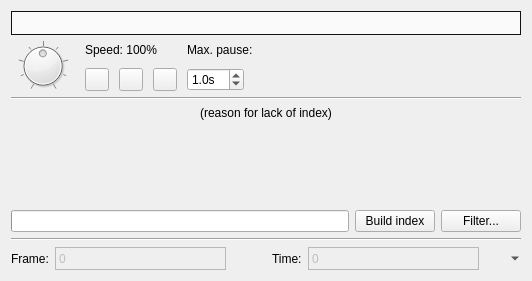
First picture: the form in src/client/ui/playback.ui, repository drawpile/Drawpile, before the edit.
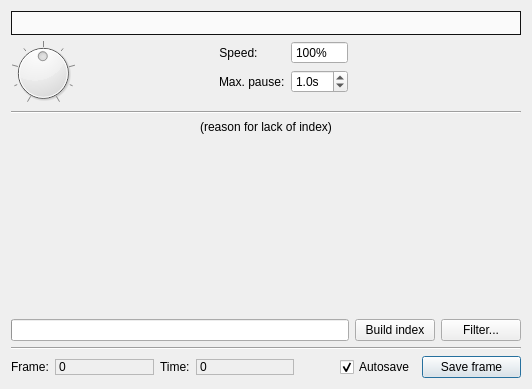
Second picture: the form after the edit. The open tabs and pages were chosen to show the change. Icons and pictures are not drawn. Custom widgets are drawn as their Qt base class.

Commit message: Improved record playback dialog layout

The edit to the form file:
```diff
--- a/src/client/ui/playback.ui
+++ b/src/client/ui/playback.ui
@@ -7,13 +7,13 @@
     <x>0</x>
     <y>0</y>
     <width>532</width>
-    <height>281</height>
+    <height>389</height>
    </rect>
   </property>
   <property name="windowTitle">
    <string>Session playback</string>
   </property>
-  <layout class="QVBoxLayout" name="verticalLayout_2">
+  <layout class="QVBoxLayout" name="verticalLayout">
    <item>
     <widget class="QProgressBar" name="progressBar">
      <property name="styleSheet">
@@ -38,12 +38,15 @@
     </widget>
    </item>
    <item>
-    <layout class="QHBoxLayout" name="horizontalLayout_2" stretch="0,0,3">
-     <property name="spacing">
-      <number>10</number>
-     </property>
+    <layout class="QHBoxLayout" name="horizontalLayout_7">
      <item>
       <widget class="QDial" name="speedcontrol">
+       <property name="sizePolicy">
+        <sizepolicy hsizetype="Fixed" vsizetype="Fixed">
+         <horstretch>0</horstretch>
+         <verstretch>0</verstretch>
+        </sizepolicy>
+       </property>
        <property name="maximumSize">
         <size>
          <width>64</width>
@@ -68,33 +71,27 @@
       </widget>
      </item>
      <item>
-      <layout class="QVBoxLayout" name="verticalLayout">
-       <item>
-        <widget class="QLabel" name="speedlabel">
-         <property name="text">
-          <string notr="true">Speed: 100%</string>
-         </property>
-        </widget>
-       </item>
-       <item>
         <layout class="QHBoxLayout" name="horizontalLayout">
          <item>
           <widget class="QToolButton" name="play">
            <property name="toolTip">
             <string>Play</string>
            </property>
-           <property name="text">
-            <string notr="true"/>
-           </property>
            <property name="icon">
             <iconset theme="media-playback-start" resource="resources.qrc">
              <normaloff>:/icons/media-playback-start.png</normaloff>:/icons/media-playback-start.png</iconset>
            </property>
+         <property name="iconSize">
+          <size>
+           <width>32</width>
+           <height>32</height>
+          </size>
+         </property>
            <property name="checkable">
             <bool>true</bool>
            </property>
            <property name="autoRaise">
-            <bool>false</bool>
+          <bool>true</bool>
            </property>
           </widget>
          </item>
@@ -103,49 +100,88 @@
            <property name="toolTip">
             <string>Step</string>
            </property>
-           <property name="text">
-            <string notr="true"/>
-           </property>
            <property name="icon">
             <iconset theme="media-seek-forward" resource="resources.qrc">
              <normaloff>:/icons/media-seek-forward.png</normaloff>:/icons/media-seek-forward.png</iconset>
            </property>
+         <property name="iconSize">
+          <size>
+           <width>32</width>
+           <height>32</height>
+          </size>
+         </property>
+         <property name="autoRaise">
+          <bool>true</bool>
+         </property>
           </widget>
          </item>
          <item>
           <widget class="QToolButton" name="skip">
            <property name="toolTip">
-            <string>Step stroke</string>
-           </property>
-           <property name="text">
-            <string notr="true"/>
+          <string>Skip stroke</string>
            </property>
            <property name="icon">
             <iconset theme="media-skip-forward" resource="resources.qrc">
              <normaloff>:/icons/media-skip-forward.png</normaloff>:/icons/media-skip-forward.png</iconset>
            </property>
-          </widget>
-         </item>
-        </layout>
-       </item>
-      </layout>
-     </item>
-     <item>
-      <layout class="QGridLayout" name="gridLayout">
-       <item row="1" column="1">
-        <spacer name="horizontalSpacer">
-         <property name="orientation">
-          <enum>Qt::Horizontal</enum>
-         </property>
-         <property name="sizeHint" stdset="0">
+         <property name="iconSize">
           <size>
-           <width>40</width>
-           <height>20</height>
+           <width>32</width>
+           <height>32</height>
           </size>
          </property>
-        </spacer>
+         <property name="autoRaise">
+          <bool>true</bool>
+         </property>
+        </widget>
+       </item>
+      </layout>
+     </item>
+     <item>
+      <layout class="QFormLayout" name="formLayout">
+       <property name="fieldGrowthPolicy">
+        <enum>QFormLayout::AllNonFixedFieldsGrow</enum>
+       </property>
+       <item row="0" column="0">
+        <widget class="QLabel" name="label_5">
+         <property name="text">
+          <string>Speed:</string>
+         </property>
+         <property name="alignment">
+          <set>Qt::AlignCenter</set>
+         </property>
+        </widget>
+       </item>
+       <item row="0" column="1">
+        <widget class="QSpinBox" name="speedBox">
+         <property name="readOnly">
+          <bool>true</bool>
+         </property>
+         <property name="buttonSymbols">
+          <enum>QAbstractSpinBox::NoButtons</enum>
+         </property>
+         <property name="suffix">
+          <string notr="true">%</string>
+         </property>
+         <property name="minimum">
+          <number>1</number>
+         </property>
+         <property name="maximum">
+          <number>999</number>
+         </property>
+         <property name="value">
+          <number>100</number>
+         </property>
+        </widget>
        </item>
        <item row="1" column="0">
+        <widget class="QLabel" name="label">
+         <property name="text">
+          <string>Max. pause:</string>
+         </property>
+        </widget>
+       </item>
+       <item row="1" column="1">
         <widget class="QDoubleSpinBox" name="maxinterval">
          <property name="suffix">
           <string comment="seconds">s</string>
@@ -164,15 +200,21 @@
          </property>
         </widget>
        </item>
-       <item row="0" column="0" colspan="2">
-        <widget class="QLabel" name="label">
-         <property name="text">
-          <string>Max. pause:</string>
-         </property>
-        </widget>
-       </item>
       </layout>
      </item>
+     <item>
+      <spacer name="horizontalSpacer">
+       <property name="orientation">
+        <enum>Qt::Horizontal</enum>
+       </property>
+       <property name="sizeHint" stdset="0">
+        <size>
+         <width>40</width>
+         <height>20</height>
+        </size>
+       </property>
+      </spacer>
+     </item>
     </layout>
    </item>
    <item>
@@ -351,7 +393,30 @@
     </widget>
    </item>
    <item>
+    <widget class="QStackedWidget" name="exportStack">
+     <property name="sizePolicy">
+      <sizepolicy hsizetype="Preferred" vsizetype="Fixed">
+       <horstretch>0</horstretch>
+       <verstretch>0</verstretch>
+      </sizepolicy>
+     </property>
+     <property name="currentIndex">
+      <number>1</number>
+     </property>
+     <widget class="QWidget" name="page">
     <layout class="QHBoxLayout" name="horizontalLayout_3">
+       <property name="leftMargin">
+        <number>0</number>
+       </property>
+       <property name="topMargin">
+        <number>0</number>
+       </property>
+       <property name="rightMargin">
+        <number>0</number>
+       </property>
+       <property name="bottomMargin">
+        <number>0</number>
+       </property>
      <item>
       <widget class="QLabel" name="label_2">
        <property name="sizePolicy">
@@ -367,8 +432,11 @@
      </item>
      <item>
       <widget class="QLabel" name="frameLabel">
-       <property name="enabled">
-        <bool>false</bool>
+         <property name="sizePolicy">
+          <sizepolicy hsizetype="Preferred" vsizetype="Fixed">
+           <horstretch>0</horstretch>
+           <verstretch>0</verstretch>
+          </sizepolicy>
        </property>
        <property name="frameShape">
         <enum>QFrame::StyledPanel</enum>
@@ -381,22 +449,6 @@
        </property>
       </widget>
      </item>
-     <item>
-      <spacer name="horizontalSpacer_3">
-       <property name="orientation">
-        <enum>Qt::Horizontal</enum>
-       </property>
-       <property name="sizeType">
-        <enum>QSizePolicy::Fixed</enum>
-       </property>
-       <property name="sizeHint" stdset="0">
-        <size>
-         <width>40</width>
-         <height>20</height>
-        </size>
-       </property>
-      </spacer>
-     </item>
      <item>
       <widget class="QLabel" name="label_4">
        <property name="sizePolicy">
@@ -412,8 +464,11 @@
      </item>
      <item>
       <widget class="QLabel" name="timeLabel">
-       <property name="enabled">
-        <bool>false</bool>
+         <property name="sizePolicy">
+          <sizepolicy hsizetype="Preferred" vsizetype="Fixed">
+           <horstretch>0</horstretch>
+           <verstretch>0</verstretch>
+          </sizepolicy>
        </property>
        <property name="frameShape">
         <enum>QFrame::StyledPanel</enum>
@@ -427,26 +482,89 @@
       </widget>
      </item>
      <item>
-      <widget class="QToolButton" name="exportbutton">
+        <spacer name="horizontalSpacer_3">
+         <property name="orientation">
+          <enum>Qt::Horizontal</enum>
+         </property>
+         <property name="sizeType">
+          <enum>QSizePolicy::Fixed</enum>
+         </property>
+         <property name="sizeHint" stdset="0">
+          <size>
+           <width>40</width>
+           <height>20</height>
+          </size>
+         </property>
+        </spacer>
+       </item>
+       <item>
+        <widget class="QCheckBox" name="autoSaveFrame">
+         <property name="sizePolicy">
+          <sizepolicy hsizetype="Fixed" vsizetype="Fixed">
+           <horstretch>0</horstretch>
+           <verstretch>0</verstretch>
+          </sizepolicy>
+         </property>
        <property name="toolTip">
         <string>Export video</string>
        </property>
        <property name="text">
-        <string/>
-       </property>
-       <property name="icon">
-        <iconset resource="resources.qrc">
-         <normaloff>:/icons/applications-multimedia.png</normaloff>:/icons/applications-multimedia.png</iconset>
-       </property>
-       <property name="popupMode">
-        <enum>QToolButton::MenuButtonPopup</enum>
-       </property>
-       <property name="autoRaise">
+          <string>Autosave</string>
+         </property>
+         <property name="checked">
         <bool>true</bool>
        </property>
       </widget>
      </item>
-    </layout>
+       <item>
+        <widget class="QPushButton" name="saveFrame">
+         <property name="text">
+          <string>Save frame</string>
+         </property>
+        </widget>
+       </item>
+      </layout>
+     </widget>
+     <widget class="QWidget" name="page_2">
+      <layout class="QHBoxLayout" name="horizontalLayout_6">
+       <property name="leftMargin">
+        <number>0</number>
+       </property>
+       <property name="topMargin">
+        <number>0</number>
+       </property>
+       <property name="rightMargin">
+        <number>0</number>
+       </property>
+       <property name="bottomMargin">
+        <number>0</number>
+       </property>
+       <item>
+        <spacer name="horizontalSpacer_4">
+         <property name="orientation">
+          <enum>Qt::Horizontal</enum>
+         </property>
+         <property name="sizeHint" stdset="0">
+          <size>
+           <width>412</width>
+           <height>20</height>
+          </size>
+         </property>
+        </spacer>
+       </item>
+       <item>
+        <widget class="QPushButton" name="configureExportButton">
+         <property name="text">
+          <string>Export video...</string>
+         </property>
+         <property name="autoDefault">
+          <bool>false</bool>
+         </property>
+        </widget>
+       </item>
+      </layout>
+     </widget>
+    </widget>
    </item>
   </layout>
  </widget>
```
Left out of the diff: 8 changed lines with no effect on the pictures. Lines whose indentation alone changed are shown as unchanged. The commit also changes 6 other files.
